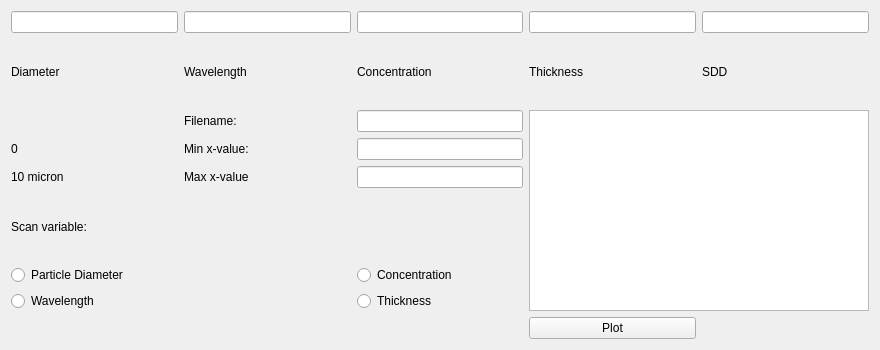
Qt form ralph/lynch_theory_gui/v01.ui (neutronimaging/nGITool) before a commit.
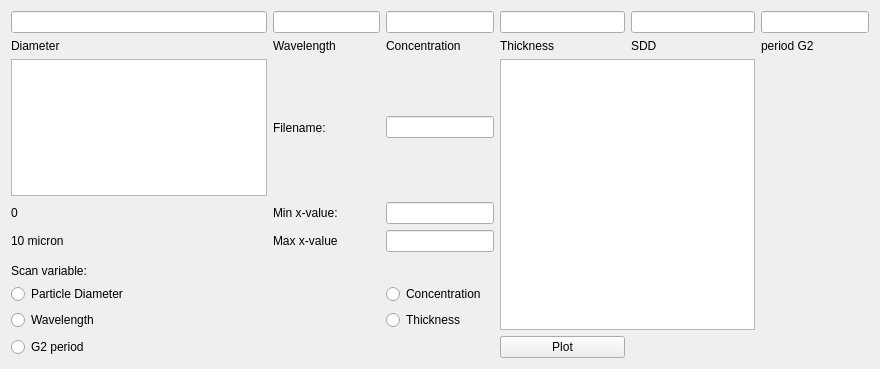
The same form after that commit.

What changed in the file:
```diff
--- a/ralph/lynch_theory_gui/v01.ui
+++ b/ralph/lynch_theory_gui/v01.ui
@@ -7,133 +7,68 @@
     <x>0</x>
     <y>0</y>
     <width>880</width>
-    <height>350</height>
+    <height>369</height>
    </rect>
   </property>
   <property name="windowTitle">
    <string>Form</string>
   </property>
   <layout class="QGridLayout" name="gridLayout">
-   <item row="0" column="3">
-    <widget class="QLineEdit" name="lineEdit_6"/>
-   </item>
-   <item row="7" column="0">
-    <widget class="QRadioButton" name="radioButton_2">
-     <property name="text">
-      <string>Wavelength</string>
-     </property>
-    </widget>
-   </item>
-   <item row="7" column="2">
-    <widget class="QRadioButton" name="radioButton_4">
-     <property name="text">
-      <string>Thickness</string>
-     </property>
-    </widget>
-   </item>
-   <item row="6" column="2">
-    <widget class="QRadioButton" name="radioButton_3">
-     <property name="text">
-      <string>Concentration</string>
-     </property>
-    </widget>
-   </item>
-   <item row="3" column="2">
-    <widget class="QLineEdit" name="lineEdit"/>
-   </item>
-   <item row="1" column="3">
-    <widget class="QLabel" name="label_7">
-     <property name="text">
-      <string>Thickness</string>
-     </property>
-    </widget>
-   </item>
-   <item row="6" column="0">
-    <widget class="QRadioButton" name="radioButton">
-     <property name="text">
-      <string>Particle Diameter</string>
-     </property>
-    </widget>
-   </item>
-   <item row="2" column="1">
-    <widget class="QLabel" name="label_8">
-     <property name="text">
-      <string>Filename: </string>
-     </property>
-    </widget>
-   </item>
-   <item row="1" column="1">
-    <widget class="QLabel" name="label_5">
-     <property name="text">
-      <string>Wavelength</string>
-     </property>
-    </widget>
-   </item>
-   <item row="0" column="0">
-    <widget class="QLineEdit" name="lineEdit_9"/>
-   </item>
-   <item row="1" column="2">
-    <widget class="QLabel" name="label_6">
-     <property name="text">
-      <string>Concentration</string>
-     </property>
-    </widget>
-   </item>
-   <item row="0" column="1">
-    <widget class="QLineEdit" name="lineEdit_8"/>
-   </item>
    <item row="0" column="2">
+    <widget class="QLineEdit" name="lineEdit_8"/>
+   </item>
+   <item row="0" column="3">
     <widget class="QLineEdit" name="lineEdit_7"/>
    </item>
-   <item row="1" column="0">
+   <item row="4" column="1">
     <widget class="QLabel" name="label_4">
      <property name="text">
       <string>Diameter</string>
      </property>
     </widget>
    </item>
-   <item row="4" column="1">
+   <item row="7" column="2">
     <widget class="QLabel" name="label_3">
      <property name="text">
       <string>Max x-value</string>
      </property>
     </widget>
    </item>
-   <item row="2" column="2">
+   <item row="5" column="3">
     <widget class="QLineEdit" name="lineEdit_3"/>
    </item>
-   <item row="3" column="1">
+   <item row="6" column="2">
     <widget class="QLabel" name="label_2">
      <property name="text">
       <string>Min x-value:</string>
      </property>
     </widget>
    </item>
-   <item row="4" column="2">
+   <item row="7" column="3">
     <widget class="QLineEdit" name="lineEdit_2"/>
    </item>
-   <item row="5" column="0">
+   <item row="9" column="1">
     <widget class="QLabel" name="label">
      <property name="text">
       <string>Scan variable:</string>
      </property>
     </widget>
    </item>
-   <item row="1" column="4">
+   <item row="4" column="5">
     <widget class="QLabel" name="label_11">
      <property name="text">
       <string>SDD</string>
      </property>
     </widget>
    </item>
-   <item row="8" column="3">
+   <item row="12" column="4">
     <widget class="QPushButton" name="pushButton">
      <property name="text">
       <string>Plot</string>
      </property>
     </widget>
    </item>
-   <item row="4" column="0">
+   <item row="7" column="1">
     <widget class="QLabel" name="label_10">
      <property name="visible">
       <bool>false</bool>
@@ -143,7 +78,7 @@
      </property>
     </widget>
    </item>
-   <item row="3" column="0">
+   <item row="6" column="1">
     <widget class="QLabel" name="label_9">
      <property name="visible">
       <bool>false</bool>
@@ -157,11 +92,96 @@
     </widget>
    </item>
    <item row="0" column="4">
-    <widget class="QLineEdit" name="lineEdit_10"/>
+    <widget class="QLineEdit" name="lineEdit_6"/>
    </item>
-   <item row="2" column="3" rowspan="6" colspan="2">
+   <item row="11" column="1">
+    <widget class="QRadioButton" name="radioButton_2">
+     <property name="text">
+      <string>Wavelength</string>
+     </property>
+    </widget>
+   </item>
+   <item row="6" column="3">
+    <widget class="QLineEdit" name="lineEdit"/>
+   </item>
+   <item row="11" column="3">
+    <widget class="QRadioButton" name="radioButton_4">
+     <property name="text">
+      <string>Thickness</string>
+     </property>
+    </widget>
+   </item>
+   <item row="10" column="3">
+    <widget class="QRadioButton" name="radioButton_3">
+     <property name="text">
+      <string>Concentration</string>
+     </property>
+    </widget>
+   </item>
+   <item row="4" column="4">
+    <widget class="QLabel" name="label_7">
+     <property name="text">
+      <string>Thickness</string>
+     </property>
+    </widget>
+   </item>
+   <item row="10" column="1">
+    <widget class="QRadioButton" name="radioButton">
+     <property name="text">
+      <string>Particle Diameter</string>
+     </property>
+    </widget>
+   </item>
+   <item row="5" column="2">
+    <widget class="QLabel" name="label_8">
+     <property name="text">
+      <string>Filename: </string>
+     </property>
+    </widget>
+   </item>
+   <item row="4" column="2">
+    <widget class="QLabel" name="label_5">
+     <property name="text">
+      <string>Wavelength</string>
+     </property>
+    </widget>
+   </item>
+   <item row="0" column="1">
+    <widget class="QLineEdit" name="lineEdit_9"/>
+   </item>
+   <item row="4" column="3">
+    <widget class="QLabel" name="label_6">
+     <property name="text">
+      <string>Concentration</string>
+     </property>
+    </widget>
+   </item>
+   <item row="5" column="4" rowspan="7" colspan="2">
     <widget class="QListWidget" name="listWidget"/>
    </item>
+   <item row="5" column="1">
+    <widget class="QGraphicsView" name="graphicsView"/>
+   </item>
+   <item row="0" column="5">
+    <widget class="QLineEdit" name="lineEdit_4"/>
+   </item>
+   <item row="0" column="6">
+    <widget class="QLineEdit" name="lineEdit_10"/>
+   </item>
+   <item row="4" column="6">
+    <widget class="QLabel" name="label_12">
+     <property name="text">
+      <string>period G2</string>
+     </property>
+    </widget>
+   </item>
+   <item row="12" column="1">
+    <widget class="QRadioButton" name="radioButton_5">
+     <property name="text">
+      <string>G2 period</string>
+     </property>
+    </widget>
+   </item>
   </layout>
  </widget>
  <resources/>
```
